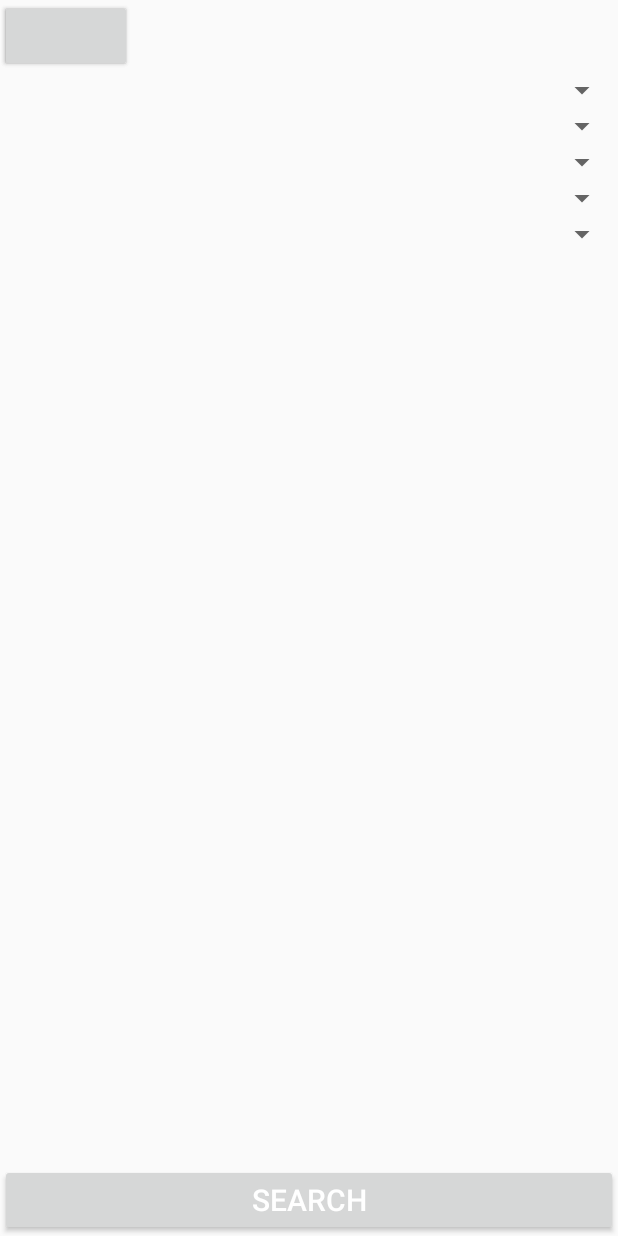
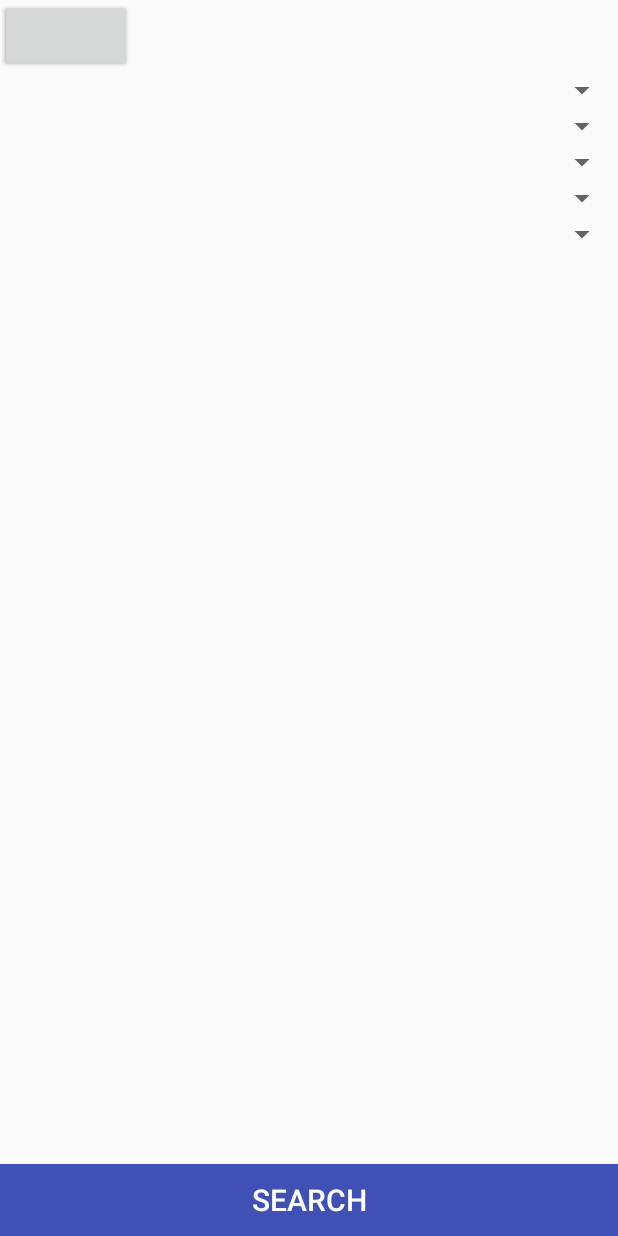
Before and after one commit to AsmaaMohamedHelali/Aqarmap_task, an Android app: the layout activity_main.xml on its own in the app's theme, with its tools: preview values and no code run, on a phone screen of 412 x 824 dp. Run offline under Robolectric (Android 15) with nearby library versions, the phone set to English and light mode, and no system bars; plain views replace AwesomeSpinner, RadioRealButton, RadioRealButtonGroup.

```diff
--- a/app/build.gradle
+++ b/app/build.gradle
@@ -27,7 +27,8 @@ dependencies {
     implementation fileTree(dir: 'libs', include: ['*.jar'])
     implementation 'com.android.support:appcompat-v7:26.1.0'
     implementation 'com.android.support.constraint:constraint-layout:1.0.2'
-    compile 'com.jakewharton:butterknife:8.6.0'
+    compile 'com.jakewharton:butterknife:8.8.1'
+    annotationProcessor 'com.jakewharton:butterknife-compiler:8.8.1'
     compile 'com.squareup.retrofit2:retrofit:2.3.0'
     compile 'com.squareup.okhttp3:okhttp:3.8.1'
     compile 'com.squareup.retrofit2:converter-gson:2.3.0'
--- a/app/src/main/res/layout/activity_main.xml
+++ b/app/src/main/res/layout/activity_main.xml
@@ -27,7 +27,7 @@
                 app:rrbg_dividerColor="@color/black"
                 app:rrbg_dividerSize="1dp"
                 app:rrbg_radius="10dp"
-                app:rrbg_selectorColor="@color/red_700"
+                app:rrbg_selectorColor="@color/colorPrimary"
                 app:rrbg_selectorSize="6dp">
 
                 <co.ceryle.radiorealbutton.RadioRealButton
@@ -92,6 +92,7 @@
             android:layout_height="wrap_content"
             android:layout_alignParentBottom="true"
             android:text="@string/search"
+            android:background="@color/colorPrimary"
             android:textColor="@android:color/white"
             android:textSize="20sp" />
 
```
Also changed, not shown: app/src/main/java/com/example/android/aqarmaptask/activities/MainActivity.java (+30 -2 lines).
